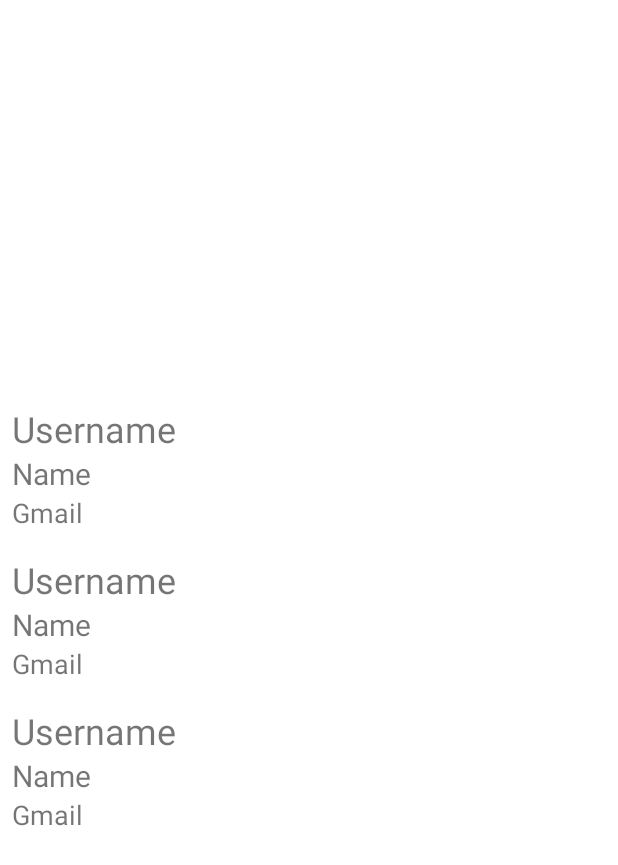
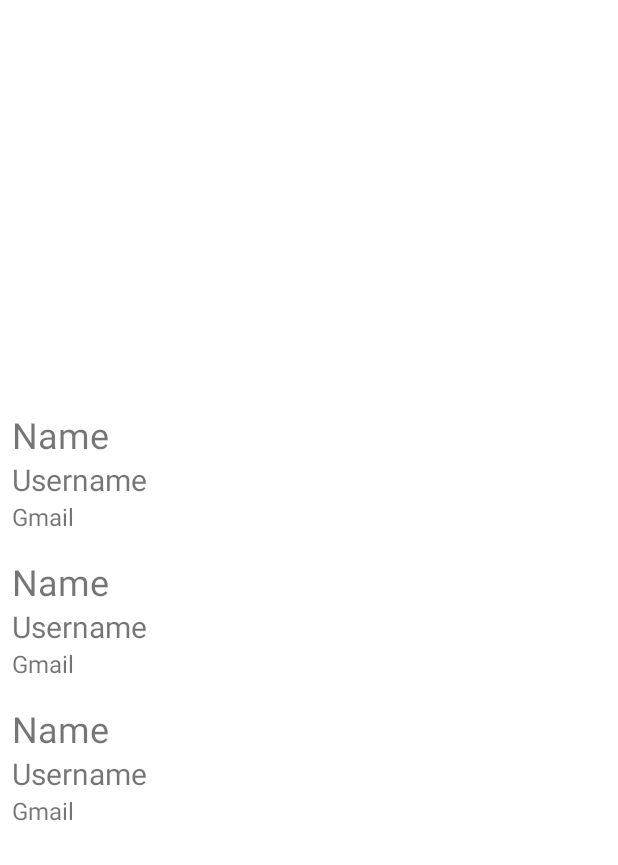
Before and after one commit to SyauqiAlifI/RecyclerVIewWithAPIs, an Android app: the layout activity_user.xml on its own in the app's theme, with its tools: preview values and no code run, on a phone screen of 412 x 824 dp. Shown: the top 865 px of the screen. Run offline under Robolectric (Android 15) with nearby library versions, the phone set to English and light mode, and no system bars.

Commit message:
initial commit

```diff
--- a/app/src/main/res/layout/user_practice_item.xml
+++ b/app/src/main/res/layout/user_practice_item.xml
@@ -9,8 +9,8 @@
         android:layout_width="wrap_content"
         android:layout_height="wrap_content"
         android:textSize="24sp"
-        android:id="@+id/tv_username"
-        android:text="Username"
+        android:id="@+id/tv_name"
+        android:text="Name"
         app:layout_constraintTop_toTopOf="parent"
         app:layout_constraintStart_toStartOf="parent" />
 
@@ -18,18 +18,18 @@
         android:layout_width="wrap_content"
         android:layout_height="wrap_content"
         android:textSize="20sp"
-        android:id="@+id/tv_name"
-        android:text="Name"
-        app:layout_constraintTop_toBottomOf="@id/tv_username"
+        android:id="@+id/tv_username"
+        android:text="Username"
+        app:layout_constraintTop_toBottomOf="@id/tv_name"
         app:layout_constraintStart_toStartOf="parent" />
 
     <TextView
         android:layout_width="wrap_content"
         android:layout_height="wrap_content"
-        android:textSize="18sp"
+        android:textSize="16sp"
         android:id="@+id/tv_email"
         android:text="Gmail"
-        app:layout_constraintTop_toBottomOf="@id/tv_name"
+        app:layout_constraintTop_toBottomOf="@id/tv_username"
         app:layout_constraintStart_toStartOf="parent" />
 
 </androidx.constraintlayout.widget.ConstraintLayout>
```
Also changed, not shown: app/src/main/AndroidManifest.xml (+4 -3 lines).
